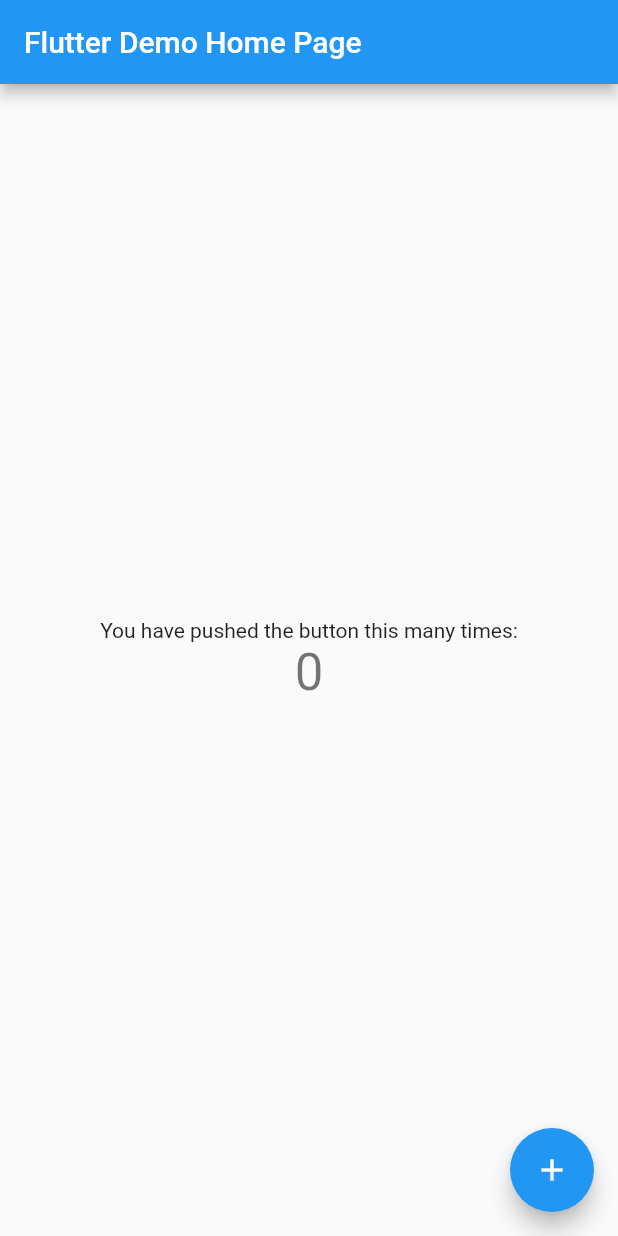
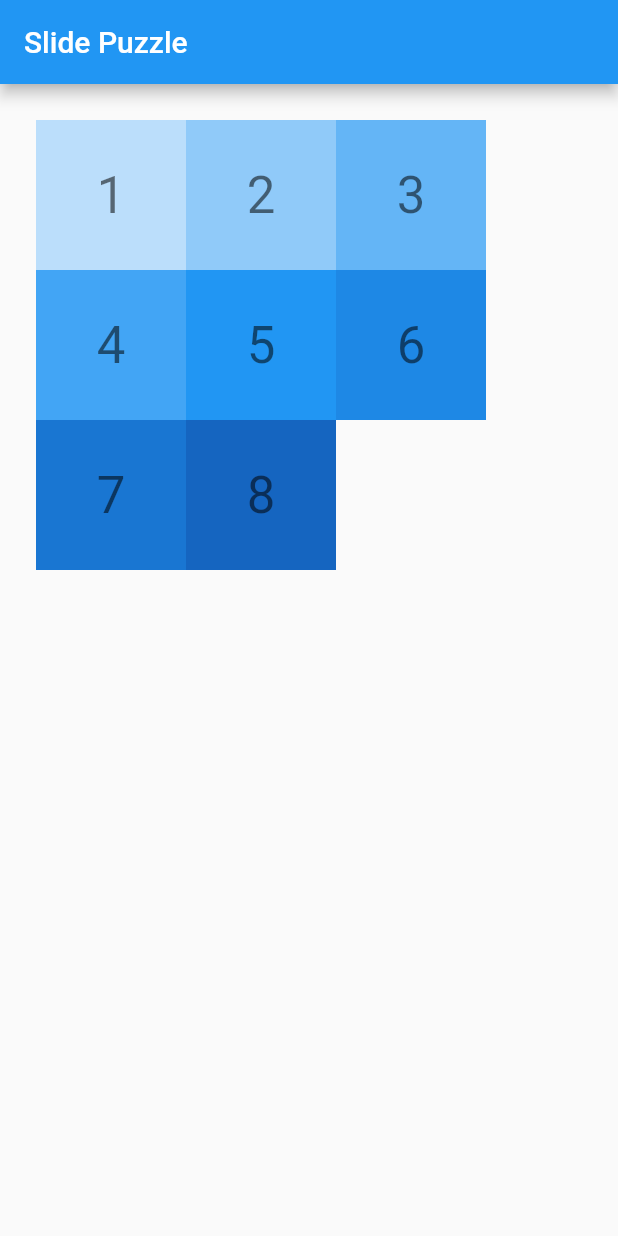
Before and after one commit to h65wang/slide-puzzle-challenge, a Flutter app: the screen it shows after launch, on a phone screen of 412 x 824 dp. Run offline on Flutter 3.47's test engine with Material 2 defaults, Android fonts, the phone set to English and light mode, and no system bars.

Commit message:
Stream 1: Implement a basic sliding number puzzle

```diff
--- a/lib/main.dart
+++ b/lib/main.dart
@@ -7,109 +7,141 @@
 class MyApp extends StatelessWidget {
   const MyApp({Key? key}) : super(key: key);
 
-  // This widget is the root of your application.
   @override
   Widget build(BuildContext context) {
     return MaterialApp(
       title: 'Flutter Demo',
       theme: ThemeData(
-        // This is the theme of your application.
-        //
-        // Try running your application with "flutter run". You'll see the
-        // application has a blue toolbar. Then, without quitting the app, try
-        // changing the primarySwatch below to Colors.green and then invoke
-        // "hot reload" (press "r" in the console where you ran "flutter run",
-        // or simply save your changes to "hot reload" in a Flutter IDE).
-        // Notice that the counter didn't reset back to zero; the application
-        // is not restarted.
         primarySwatch: Colors.blue,
       ),
-      home: const MyHomePage(title: 'Flutter Demo Home Page'),
+      home: const MyHomePage(),
     );
   }
 }
 
 class MyHomePage extends StatefulWidget {
-  const MyHomePage({Key? key, required this.title}) : super(key: key);
-
-  // This widget is the home page of your application. It is stateful, meaning
-  // that it has a State object (defined below) that contains fields that affect
-  // how it looks.
-
-  // This class is the configuration for the state. It holds the values (in this
-  // case the title) provided by the parent (in this case the App widget) and
-  // used by the build method of the State. Fields in a Widget subclass are
-  // always marked "final".
-
-  final String title;
+  const MyHomePage({Key? key}) : super(key: key);
 
   @override
   State<MyHomePage> createState() => _MyHomePageState();
 }
 
 class _MyHomePageState extends State<MyHomePage> {
-  int _counter = 0;
-
-  void _incrementCounter() {
-    setState(() {
-      // This call to setState tells the Flutter framework that something has
-      // changed in this State, which causes it to rerun the build method below
-      // so that the display can reflect the updated values. If we changed
-      // _counter without calling setState(), then the build method would not be
-      // called again, and so nothing would appear to happen.
-      _counter++;
-    });
-  }
+  final Map<int, Offset> _gameState = {
+    1: const Offset(0.0, 0.0),
+    2: const Offset(1.0, 0.0),
+    3: const Offset(2.0, 0.0),
+    4: const Offset(0.0, 1.0),
+    5: const Offset(1.0, 1.0),
+    6: const Offset(2.0, 1.0),
+    7: const Offset(0.0, 2.0),
+    8: const Offset(1.0, 2.0),
+  };
 
   @override
   Widget build(BuildContext context) {
-    // This method is rerun every time setState is called, for instance as done
-    // by the _incrementCounter method above.
-    //
-    // The Flutter framework has been optimized to make rerunning build methods
-    // fast, so that you can just rebuild anything that needs updating rather
-    // than having to individually change instances of widgets.
+    final List<Widget> children = [];
+
+    for (int i = 1; i < 9; i++) {
+      final Offset offset = _gameState[i]! * 100;
+      children.add(
+        AnimatedPositioned(
+          duration: const Duration(milliseconds: 500),
+          left: offset.dx,
+          top: offset.dy,
+          child: Piece(
+            index: i,
+            onSwipeLeft: () => _move(i, const Offset(-1, 0)),
+            onSwipeRight: () => _move(i, const Offset(1, 0)),
+            onSwipeUp: () => _move(i, const Offset(0, -1)),
+            onSwipeDown: () => _move(i, const Offset(0, 1)),
+          ),
+        ),
+      );
+    }
+
     return Scaffold(
       appBar: AppBar(
-        // Here we take the value from the MyHomePage object that was created by
-        // the App.build method, and use it to set our appbar title.
-        title: Text(widget.title),
+        title: const Text('Slide Puzzle'),
       ),
-      body: Center(
-        // Center is a layout widget. It takes a single child and positions it
-        // in the middle of the parent.
-        child: Column(
-          // Column is also a layout widget. It takes a list of children and
-          // arranges them vertically. By default, it sizes itself to fit its
-          // children horizontally, and tries to be as tall as its parent.
-          //
-          // Invoke "debug painting" (press "p" in the console, choose the
-          // "Toggle Debug Paint" action from the Flutter Inspector in Android
-          // Studio, or the "Toggle Debug Paint" command in Visual Studio Code)
-          // to see the wireframe for each widget.
-          //
-          // Column has various properties to control how it sizes itself and
-          // how it positions its children. Here we use mainAxisAlignment to
-          // center the children vertically; the main axis here is the vertical
-          // axis because Columns are vertical (the cross axis would be
-          // horizontal).
-          mainAxisAlignment: MainAxisAlignment.center,
-          children: <Widget>[
-            const Text(
-              'You have pushed the button this many times:',
-            ),
-            Text(
-              '$_counter',
-              style: Theme.of(context).textTheme.headline4,
-            ),
-          ],
+      body: Padding(
+        padding: const EdgeInsets.all(24.0),
+        child: Stack(
+          children: children,
         ),
       ),
-      floatingActionButton: FloatingActionButton(
-        onPressed: _incrementCounter,
-        tooltip: 'Increment',
-        child: const Icon(Icons.add),
-      ), // This trailing comma makes auto-formatting nicer for build methods.
+    );
+  }
+
+  _move(int index, Offset offset) {
+    final destination = _gameState[index]! + offset;
+
+    print('Trying to move $index to $destination');
+
+    for (final o in _gameState.values) {
+      if (o == destination) {
+        // setState(() {
+        //   _gameState[index] = _gameState[index]! + offset / 4;
+        //   Future.delayed(const Duration(milliseconds: 100), () {
+        //     setState(() {
+        //       _gameState[index] = _gameState[index]! - offset / 4;
+        //     });
+        //   });
+        // });
+        return;
+      }
+    }
+
+    if (destination.dx < 0 || destination.dx > 2) return;
+    if (destination.dy < 0 || destination.dy > 2) return;
+
+    setState(() => _gameState[index] = destination);
+  }
+}
+
+class Piece extends StatelessWidget {
+  final VoidCallback onSwipeLeft;
+  final VoidCallback onSwipeRight;
+  final VoidCallback onSwipeUp;
+  final VoidCallback onSwipeDown;
+
+  const Piece({
+    Key? key,
+    required this.index,
+    required this.onSwipeLeft,
+    required this.onSwipeRight,
+    required this.onSwipeUp,
+    required this.onSwipeDown,
+  }) : super(key: key);
+
+  final int index;
+
+  @override
+  Widget build(BuildContext context) {
+    return GestureDetector(
+      onHorizontalDragEnd: (_) {
+        final v = _.primaryVelocity;
+        if (v != null) {
+          v > 0 ? onSwipeRight() : onSwipeLeft();
+        }
+      },
+      onVerticalDragEnd: (_) {
+        final v = _.primaryVelocity;
+        if (v != null) {
+          v > 0 ? onSwipeDown() : onSwipeUp();
+        }
+      },
+      child: Container(
+        width: 100,
+        height: 100,
+        color: Colors.blue[index * 100],
+        child: Center(
+          child: Text(
+            '$index',
+            style: Theme.of(context).textTheme.headline4,
+          ),
+        ),
+      ),
     );
   }
 }
```
